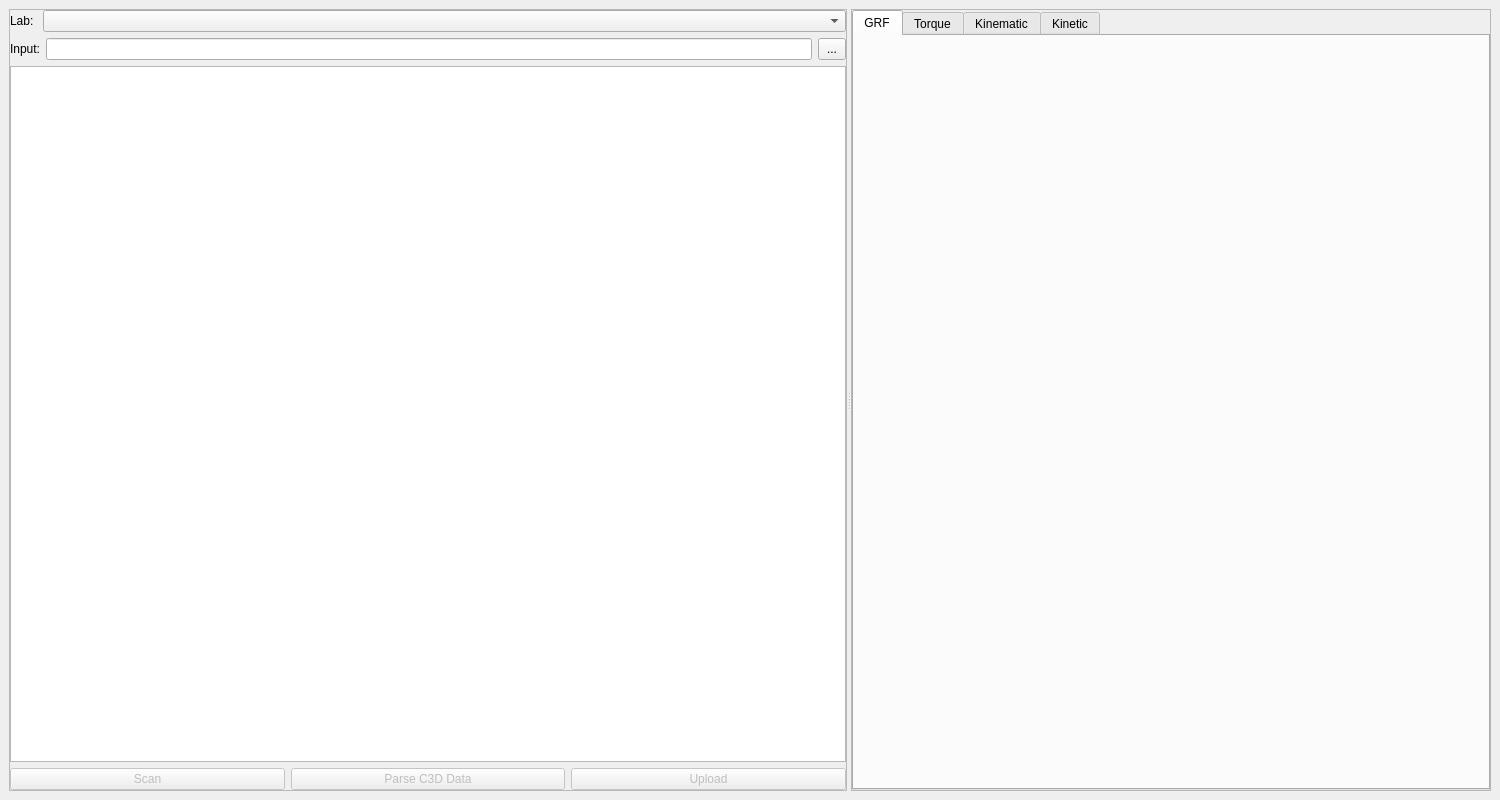
The window that src/c3d_parser/view/qt/main_window.ui (tsalemink/C3D-parser) describes before a commit, drawn with Qt 5.
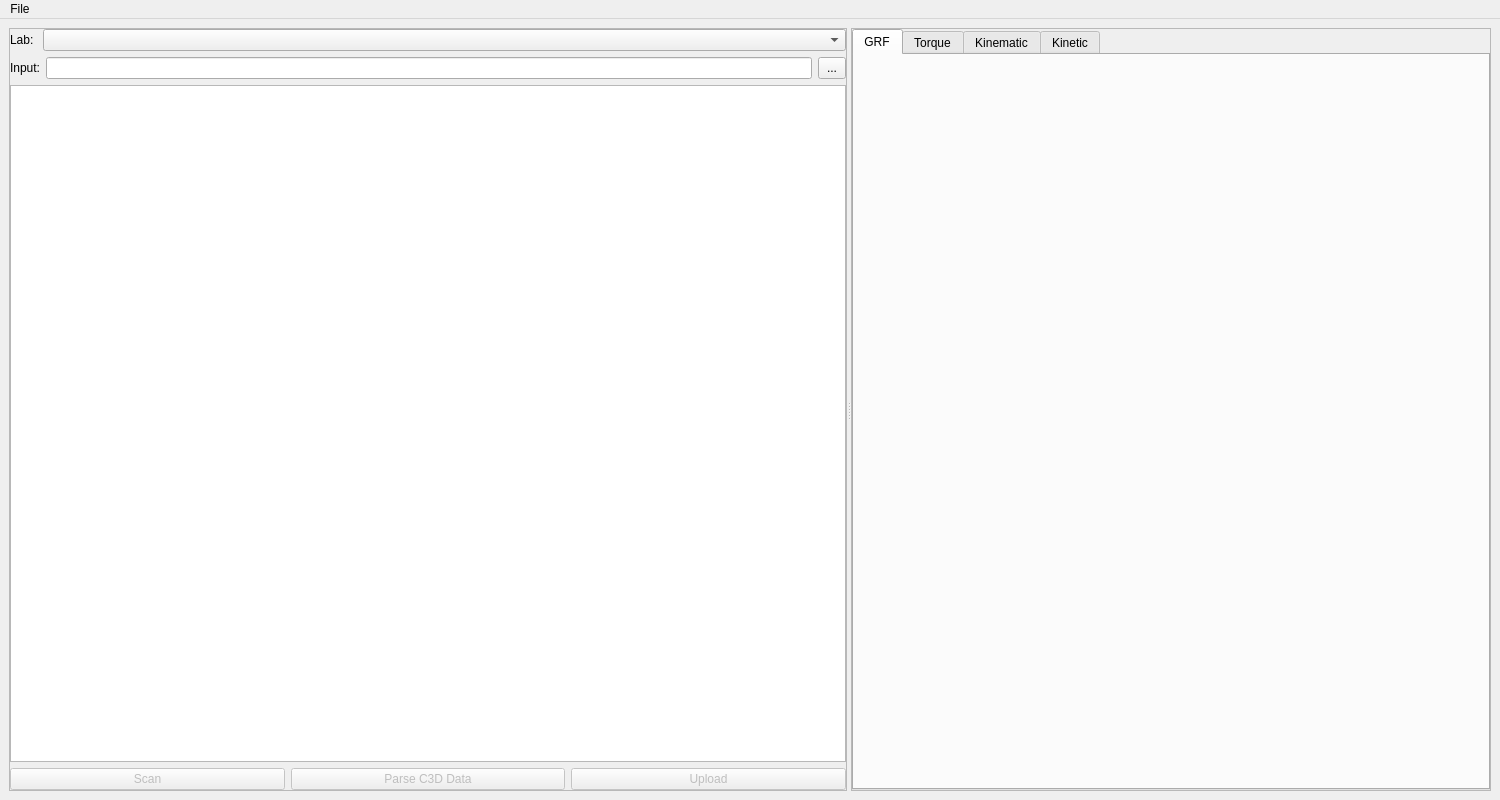
The same window after the commit. Custom widgets are drawn as their Qt base class.

Diff of the .ui file:
```diff
--- a/src/c3d_parser/view/qt/main_window.ui
+++ b/src/c3d_parser/view/qt/main_window.ui
@@ -209,6 +209,36 @@
     </item>
    </layout>
   </widget>
+  <widget class="QMenuBar" name="menuBar">
+   <property name="geometry">
+    <rect>
+     <x>0</x>
+     <y>0</y>
+     <width>1500</width>
+     <height>22</height>
+    </rect>
+   </property>
+   <widget class="QMenu" name="menuFile">
+    <property name="title">
+     <string>File</string>
+    </property>
+    <addaction name="actionQuit"/>
+   </widget>
+   <addaction name="menuFile"/>
+  </widget>
+  <action name="actionQuit">
+   <property name="text">
+    <string>Quit</string>
+   </property>
+   <property name="shortcut">
+    <string>Ctrl+Q</string>
+   </property>
+  </action>
+  <action name="actionOptions">
+   <property name="text">
+    <string>Options</string>
+   </property>
+  </action>
  </widget>
  <customwidgets>
   <customwidget>
```
